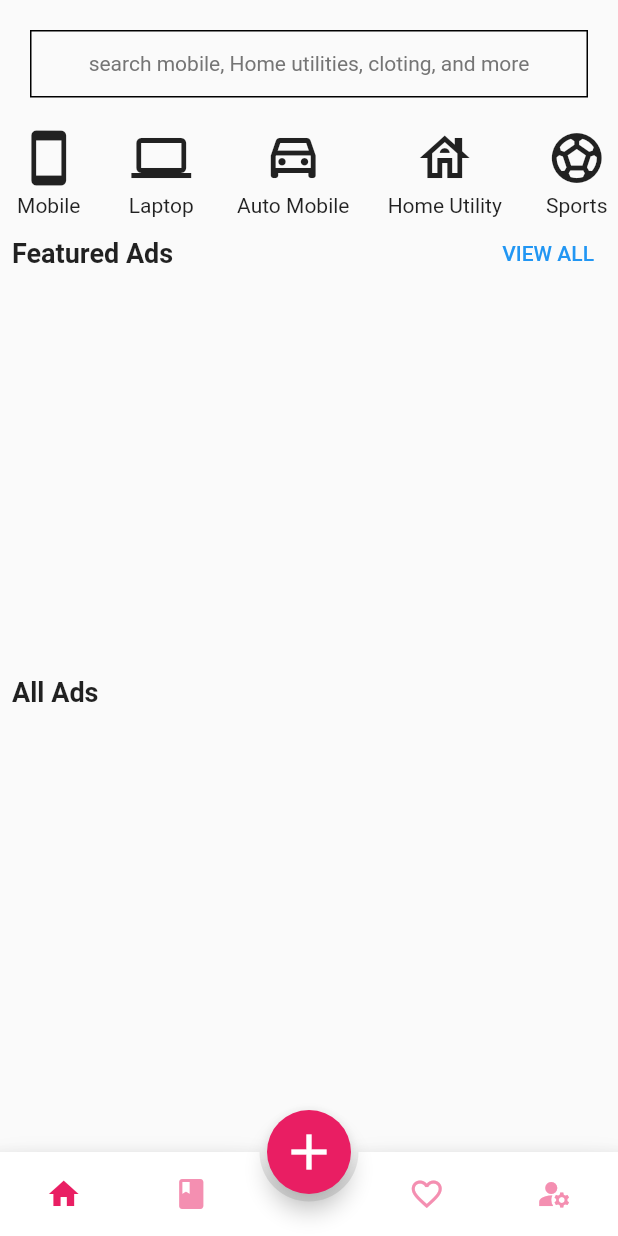
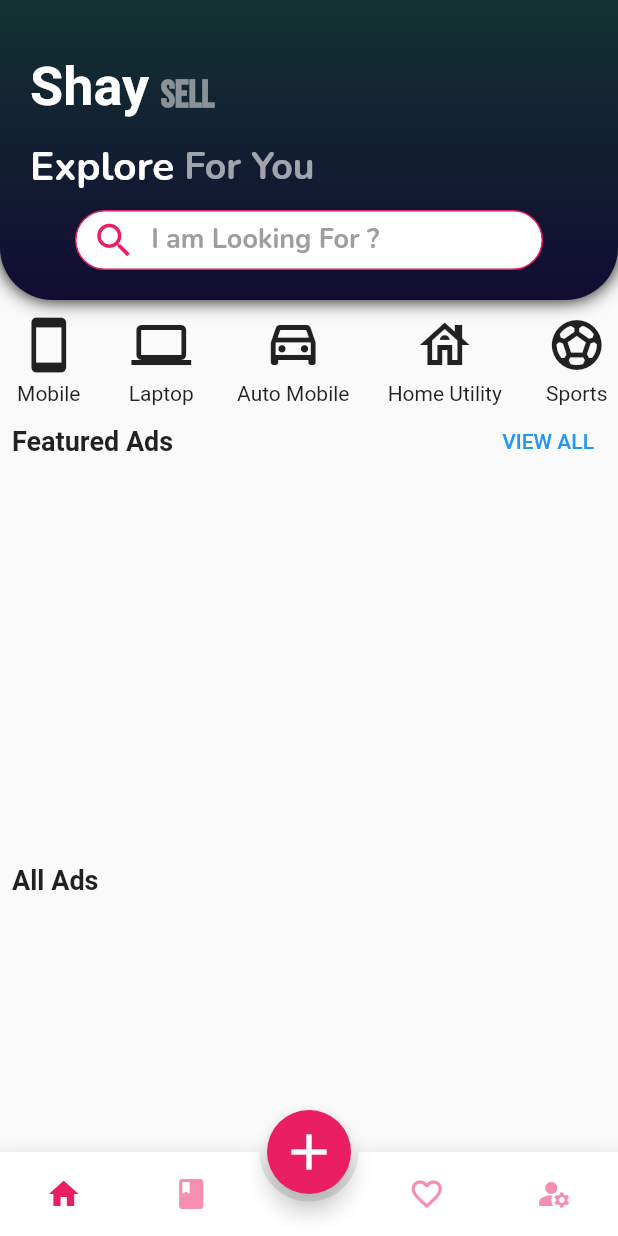
Before and after one commit to alirizwansaeed/shay, a Flutter app: the screen it shows after launch, after a tap on "Buy And Sell", on a phone screen of 412 x 824 dp. Run offline on Flutter 3.47's test engine with Material 2 defaults, Android fonts, the light colour scheme and no system bars; drawn by our look-alikes of animated_bottom_navigation_bar, animated_text_kit; our stand-ins replace cached_network_image, cloud_firestore, firebase_auth, firebase_core, firebase_storage, flutter_form_builder and 6 more; missing offline and left inert: flutter_facebook_auth, sendgrid_mailer; accounts and stored records are empty.

Commit message:
mobile home header change

```diff
--- a/lib/presentation/pages/category/category_page.dart
+++ b/lib/presentation/pages/category/category_page.dart
@@ -22,7 +22,7 @@ class CategoryPage extends StatelessWidget {
           builder: (context, snapshot) {
             if (snapshot.hasData) {
               if (snapshot.data!.isEmpty) {
-                return Center(child: Text('NO items'));
+                return Center(child: Text('No items'));
               } else
                 return StaggeredGridView.countBuilder(
                   physics: BouncingScrollPhysics(),
--- a/lib/presentation/pages/home/widgets/mobile/mobile_home.dart
+++ b/lib/presentation/pages/home/widgets/mobile/mobile_home.dart
@@ -28,7 +28,7 @@ class MobileHome extends StatelessWidget {
       floatingActionButton: _floatingActionButton(context),
       floatingActionButtonLocation: FloatingActionButtonLocation.centerDocked,
       bottomNavigationBar: _mobilebottombar(),
-      body: SafeArea(child: _mobilehome()),
+      body: _mobilehome(),
     );
   }
 
--- a/lib/presentation/pages/home/widgets/mobile/pages/home_page_view/home_page_view.dart
+++ b/lib/presentation/pages/home/widgets/mobile/pages/home_page_view/home_page_view.dart
@@ -1,13 +1,17 @@
+import 'package:animated_text_kit/animated_text_kit.dart';
+import 'package:flutter/cupertino.dart';
 import 'package:flutter/material.dart';
+import 'package:flutter/painting.dart';
 import 'package:flutter/rendering.dart';
+import 'package:flutter/widgets.dart';
 import 'package:flutter_staggered_grid_view/flutter_staggered_grid_view.dart';
 import 'package:get/get.dart';
+import 'package:google_fonts/google_fonts.dart';
 import 'package:shay/constants/constants.dart';
 import 'package:shay/controllers/controllers.dart';
 import 'package:shay/presentation/common_widgets/common_widgets.dart';
 import 'package:shay/presentation/pages/category/category_page.dart';
 import 'package:shay/presentation/pages/pages.dart';
-import 'package:shay/presentation/pages/search/search_page.dart';
 import '../../../feature_ads_listView.dart';
 
 class HomePageView extends StatelessWidget {
@@ -18,11 +22,121 @@ class HomePageView extends StatelessWidget {
       child: Column(
         crossAxisAlignment: CrossAxisAlignment.start,
         children: [
-          InkWell(
-              onTap: () {
-                Get.toNamed(SearchPage.routeName);
-              },
-              child: _searchbar()),
+          Container(
+            height: Get.mediaQuery.padding.top + 200,
+            alignment: Alignment.center,
+            padding: EdgeInsets.symmetric(horizontal: 20),
+            decoration: BoxDecoration(
+              boxShadow: [BoxShadow(blurRadius: 10)],
+              borderRadius: BorderRadius.only(
+                  bottomLeft: Radius.circular(35),
+                  bottomRight: Radius.circular(35)),
+              gradient: LinearGradient(
+                begin: Alignment.topCenter,
+                end: Alignment.bottomCenter,
+                colors: [
+                  Color(0xFF120C32).withGreen(50),
+                  Color(0xFF120C32),
+                ],
+              ),
+            ),
+            child: Column(
+              mainAxisAlignment: MainAxisAlignment.end,
+              crossAxisAlignment: CrossAxisAlignment.start,
+              children: [
+                SizedBox(
+                  height: 70,
+                  child: Row(
+                    crossAxisAlignment: CrossAxisAlignment.center,
+                    mainAxisAlignment: MainAxisAlignment.start,
+                    children: [
+                      Text(
+                        'Shay',
+                        style: TextStyle(
+                          color: Colors.white,
+                          fontSize: 36,
+                          fontWeight: FontWeight.bold,
+                        ),
+                      ),
+                      SizedBox(
+                        width: 8,
+                      ),
+                      Padding(
+                        padding: const EdgeInsets.only(top: 10),
+                        child: AnimatedTextKit(
+                            repeatForever: true,
+                            animatedTexts: PostNewAdConstants.typeList
+                                .map(
+                                  (e) => RotateAnimatedText(
+                                    e,
+                                    textStyle: GoogleFonts.bebasNeue(
+                                      color: Colors.white.withOpacity(.5),
+                                      fontSize: 25,
+                                      fontWeight: FontWeight.bold,
+                                    ),
+                                  ),
+                                )
+                                .toList()),
+                      )
+                    ],
+                  ),
+                ),
+                Row(
+                  children: [
+                    Text('Explore',
+                        style: GoogleFonts.nunito(
+                          color: Colors.white,
+                          fontSize: 27,
+                          fontWeight: FontWeight.bold,
+                        )),
+                    Text(' For You',
+                        style: GoogleFonts.nunito(
+                          color: Colors.white.withOpacity(.6),
+                          fontSize: 25,
+                          fontWeight: FontWeight.bold,
+                        )),
+                  ],
+                ),
+                SizedBox(
+                  height: 10,
+                ),
+                InkWell(
+                  onTap: () {
+                    Get.toNamed(SearchPage.routeName);
+                  },
+                  child: Container(
+                    margin: EdgeInsets.symmetric(horizontal: 30),
+                    height: 40,
+                    alignment: Alignment.center,
+                    width: double.infinity,
+                    padding: EdgeInsets.symmetric(horizontal: 10),
+                    decoration: BoxDecoration(
+                        border: Border.all(color: Colors.pink),
+                        color: Colors.white,
+                        borderRadius: BorderRadius.circular(30)),
+                    child: Row(
+                      children: [
+                        Icon(
+                          Icons.search,
+                          size: 30,
+                          color: Colors.pink,
+                        ),
+                        Text('  I am Looking For ?',
+                            style: GoogleFonts.nunito(
+                                color: Colors.grey,
+                                fontSize: 18,
+                                fontWeight: FontWeight.bold)),
+                      ],
+                    ),
+                  ),
+                ),
+                SizedBox(height: 20)
+              ],
+            ),
+          ),
+          SizedBox(
+            height: 10,
+          ),
           _catagoryTabs(),
           Padding(
             padding: const EdgeInsets.symmetric(horizontal: 8.0),
@@ -66,23 +180,6 @@ class HomePageView extends StatelessWidget {
             ),
           ),
         ],
-      ),
-    );
-  }
-
-  Padding _searchbar() {
-    return Padding(
-      padding: const EdgeInsets.all(ScreenConstants.devicePadding),
-      child: Container(
-        height: 45,
-        width: double.infinity,
-        padding: EdgeInsets.symmetric(horizontal: 10),
-        alignment: Alignment.center,
-        decoration: BoxDecoration(border: Border.all()),
-        child: Text(
-          'search mobile, Home utilities, cloting, and more',
-          style: TextStyle(color: Colors.grey.shade600),
-        ),
       ),
     );
   }
--- a/lib/presentation/pages/home/widgets/mobile/pages/user_account_page/mobile_user_account.dart
+++ b/lib/presentation/pages/home/widgets/mobile/pages/user_account_page/mobile_user_account.dart
@@ -13,12 +13,13 @@ class MobileUserAccount extends StatelessWidget {
   final _authController = Get.find<AuthenticationController>();
   @override
   Widget build(BuildContext context) {
-    return Obx(() => Column(
+    return Obx(() => Scaffold(
+          appBar: MobileAppbar(
+            title: 'Account',
+          ),
+          body: Column(
             crossAxisAlignment: CrossAxisAlignment.start,
             children: [
-            SizedBox(
-              height: 30,
-            ),
               Padding(
                 padding: const EdgeInsets.symmetric(
                     horizontal: ScreenConstants.devicePadding),
@@ -27,7 +28,8 @@ class MobileUserAccount extends StatelessWidget {
                   children: [
                     CircleAvatar(
                       radius: 50,
-                    backgroundColor: Theme.of(context).scaffoldBackgroundColor,
+                      backgroundColor:
+                          Theme.of(context).scaffoldBackgroundColor,
                       backgroundImage: AssetImage(Assets.avatar),
                     ),
                     SizedBox(
@@ -82,6 +84,7 @@ class MobileUserAccount extends StatelessWidget {
                   subTitle: 'Contact Us, Help and FAQs ',
                   onTap: () => Get.toNamed(HelpAndSupportPage.routeName)),
             ],
+          ),
         ));
   }
 
--- a/pubspec.yaml
+++ b/pubspec.yaml
@@ -39,6 +39,8 @@ dependencies:
   cached_network_image: ^3.1.0
   flutter_staggered_grid_view: ^0.4.0
   sendgrid_mailer: ^0.1.3
+  google_fonts: ^2.1.0
+  animated_text_kit: ^4.2.1
 
 
 
```
Also changed, not shown: pubspec.lock. Lines whose indentation alone changed are shown as unchanged.
